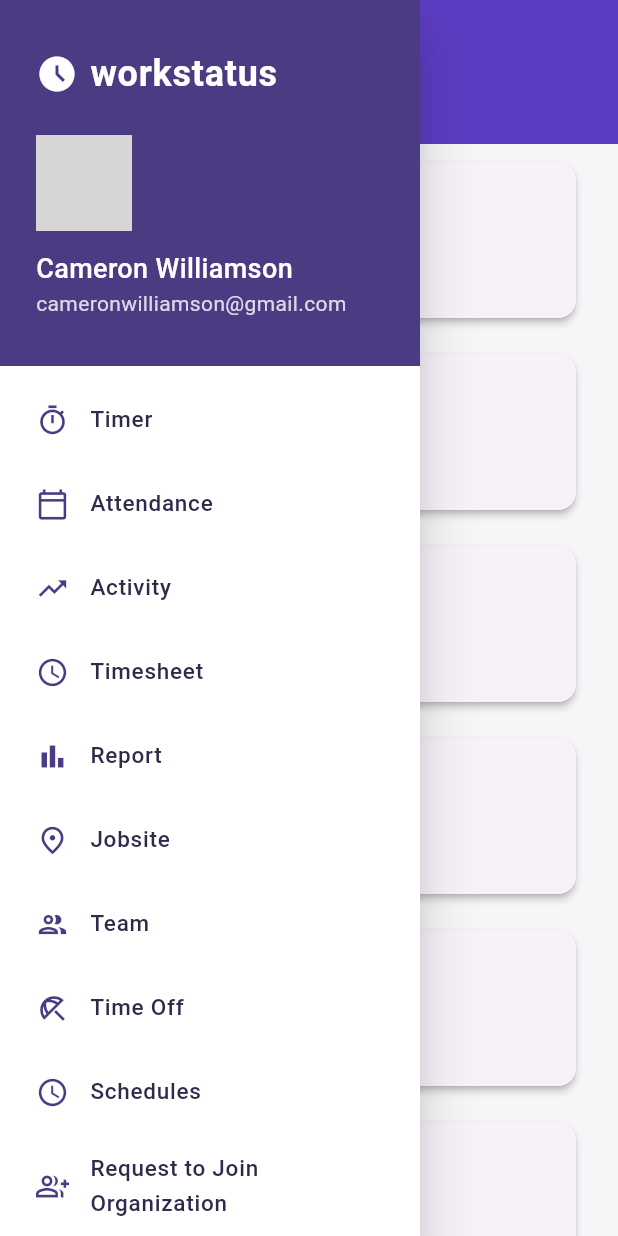
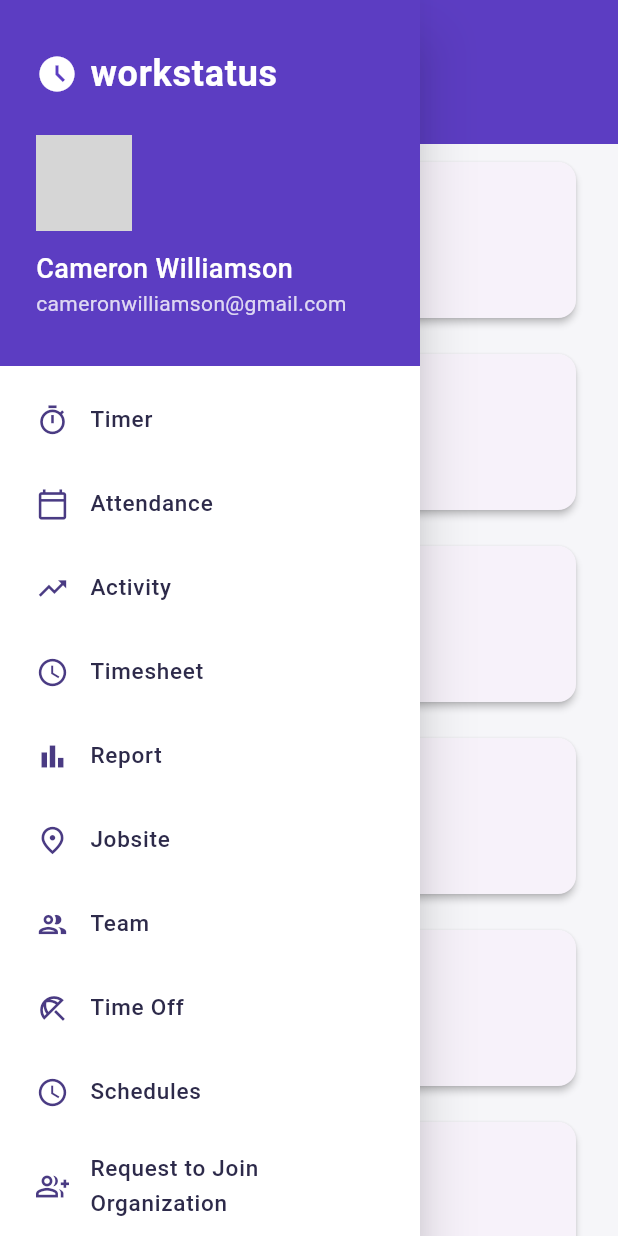
Before and after one commit to Saket045/Location_tracker, a Flutter app: the screen it shows after launch, on a phone screen of 412 x 824 dp. Run offline on Flutter 3.47's test engine with Material 3 defaults, Android fonts, the phone set to English and light mode, and no system bars; our stand-ins replace flutter_dotenv, google_maps_flutter; network calls fail; grey boxes are pictures that could not be loaded.

Commit message:
"background color"

```diff
--- a/lib/screens/home_page.dart
+++ b/lib/screens/home_page.dart
@@ -112,7 +112,7 @@
             // Header Section
             Container(
               padding: const EdgeInsets.symmetric(vertical: 32, horizontal: 24),
-              color: const Color(0xFF4A3B83),
+              color: const Color(0xFF5C3DC2),
               child: Column(
                 crossAxisAlignment: CrossAxisAlignment.start,
                 children: [
```
